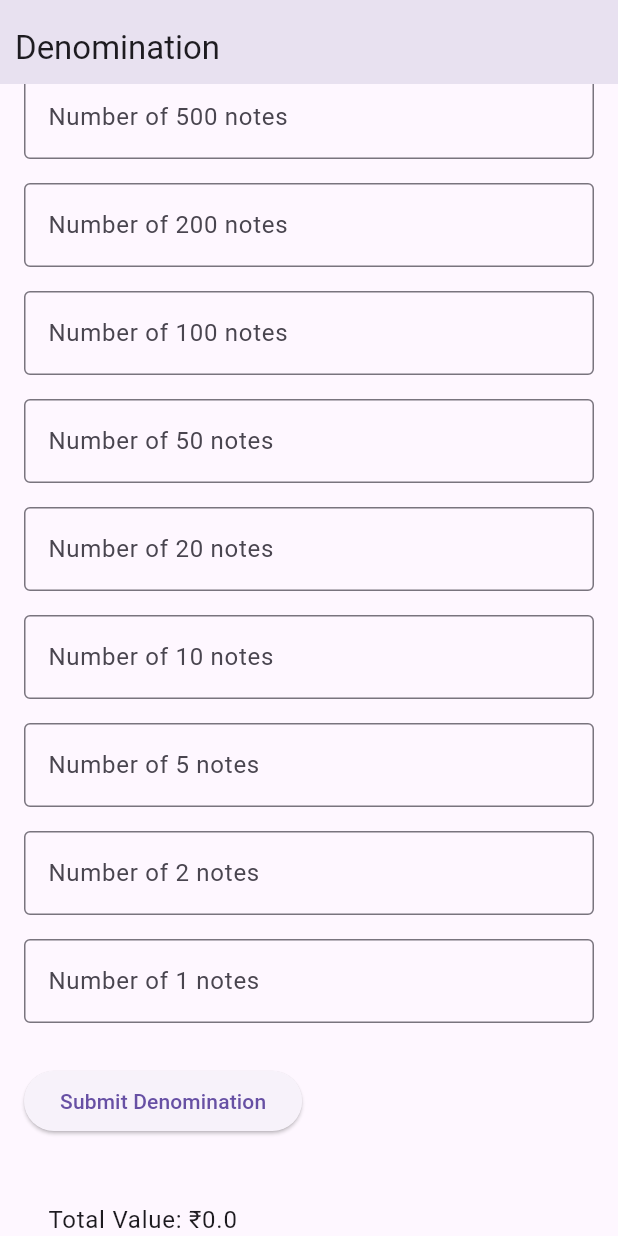
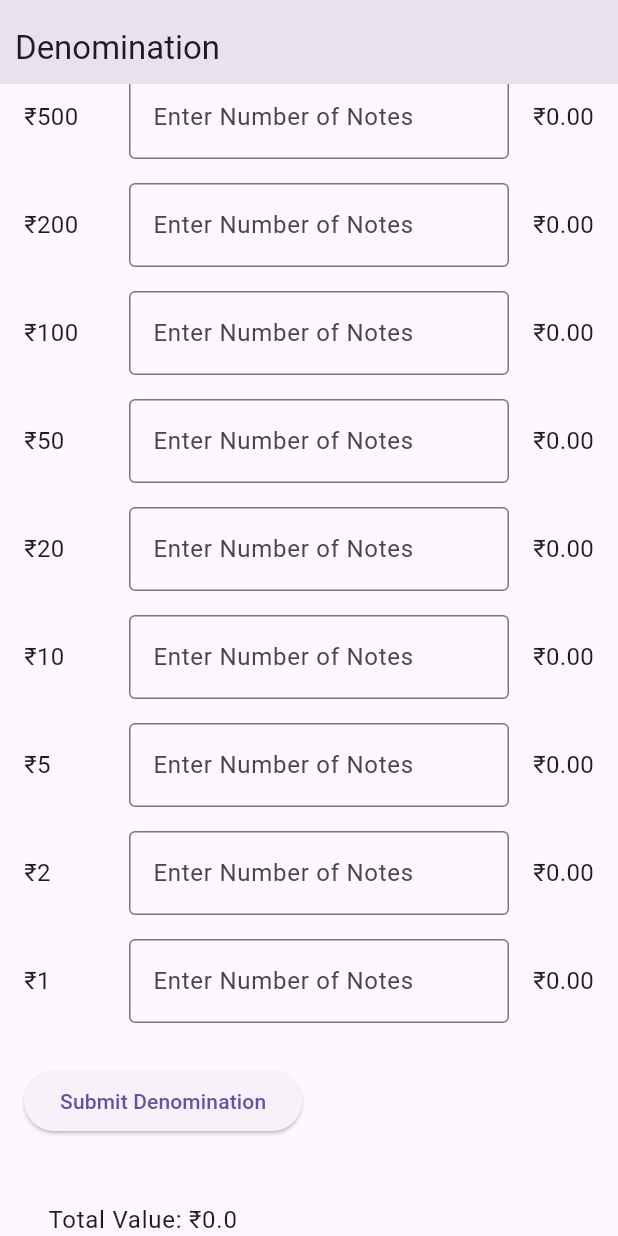
Before and after one commit to codebyAG/denomination, a Flutter app: the screen it shows after launch, scrolled down 246 dp, after a tap on "Submit Denomination", on a phone screen of 412 x 824 dp. Run offline on Flutter 3.47's test engine with Material 3 defaults, Android fonts, the phone set to English and light mode, and no system bars; our stand-ins replace get, sqflite; accounts and stored records are empty.

Commit message:
screen setup

```diff
--- a/lib/main.dart
+++ b/lib/main.dart
@@ -26,6 +26,7 @@
 class _HomePageState extends State<HomePage> {
   final _formKey = GlobalKey<FormState>();
   final Map<int, TextEditingController> _controllers = {};
+  final Map<int, double> _totalValues = {};
 
   // Note types (2000, 500, 200, etc.)
   final List<int> _noteTypes = [2000, 500, 200, 100, 50, 20, 10, 5, 2, 1];
@@ -36,6 +37,7 @@
     super.initState();
     for (int noteType in _noteTypes) {
       _controllers[noteType] = TextEditingController();
+      _totalValues[noteType] = 0.0; // Initialize total values
     }
   }
 
@@ -47,7 +49,7 @@
     super.dispose();
   }
 
-  // Calculate total value
+  // Calculate the total value for each note type
   double _calculateTotalValue() {
     double totalValue = 0.0;
     _controllers.forEach((noteType, controller) {
@@ -78,6 +80,14 @@
       _formKey.currentState?.reset();
       setState(() {});
     }
+  }
+
+  // Calculate individual total value for each note type
+  double _calculateIndividualTotalValue(int noteType) {
+    int numberOfNotes = int.tryParse(_controllers[noteType]?.text ?? '0') ?? 0;
+    double total = noteType * numberOfNotes.toDouble();
+    _totalValues[noteType] = total;
+    return total;
   }
 
   @override
@@ -119,13 +129,30 @@
                             return Padding(
                               padding:
                                   const EdgeInsets.symmetric(vertical: 8.0),
+                              child: Row(
+                                children: [
+                                  Container(
+                                    width: 60,
+                                    child: Text(
+                                      '₹${noteType}',
+                                      style: TextStyle(fontSize: 16),
+                                    ),
+                                  ),
+                                  SizedBox(width: 10),
+                                  Expanded(
                                     child: TextFormField(
                                       controller: _controllers[noteType],
                                       keyboardType: TextInputType.number,
                                       decoration: InputDecoration(
-                                  labelText: 'Number of ${noteType} notes',
+                                        labelText: 'Enter Number of Notes',
                                         border: OutlineInputBorder(),
                                       ),
+                                      onChanged: (value) {
+                                        setState(() {
+                                          _calculateIndividualTotalValue(
+                                              noteType);
+                                        });
+                                      },
                                       validator: (value) {
                                         if (value!.isNotEmpty &&
                                             int.tryParse(value) == null) {
@@ -133,6 +160,14 @@
                                         }
                                         return null;
                                       },
+                                    ),
+                                  ),
+                                  SizedBox(width: 16),
+                                  Text(
+                                    '₹${_totalValues[noteType]?.toStringAsFixed(2)}',
+                                    style: TextStyle(fontSize: 16),
+                                  ),
+                                ],
                               ),
                             );
                           }).toList(),
```
Lines whose indentation alone changed are shown as unchanged.
